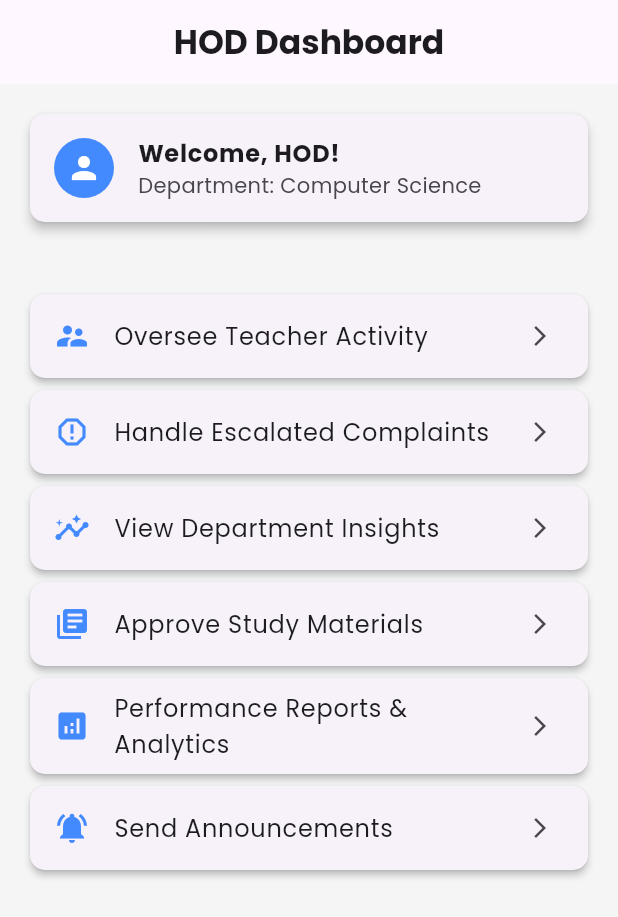
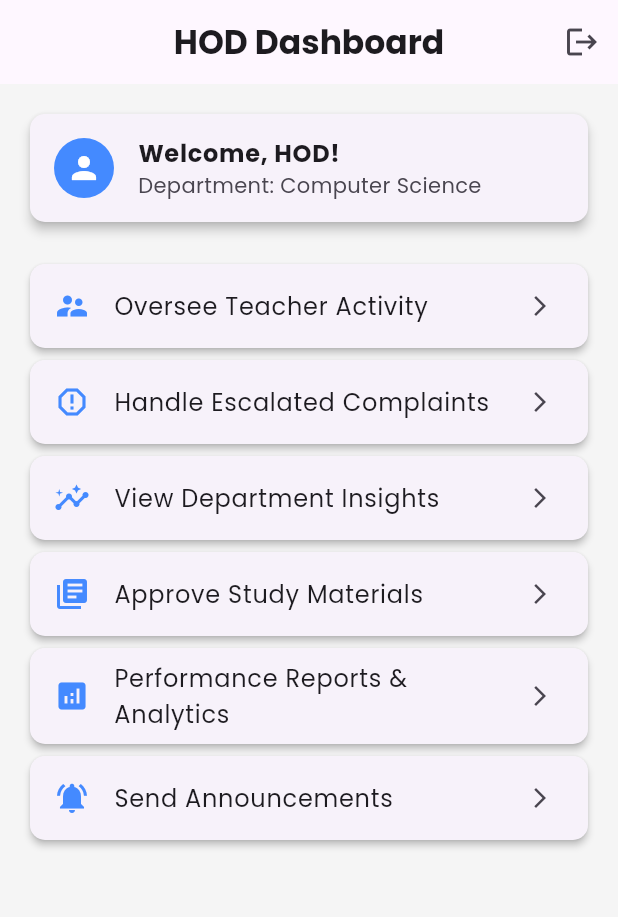
Before and after one commit to harmanbajwa2954/departmentv2, a Flutter app: the HODDashboard screen opened directly, on a phone screen of 412 x 824 dp. Shown: the top 917 px of the screen. Run offline on Flutter 3.47's test engine with Material 3 defaults, Android fonts, the light colour scheme and no system bars; our stand-ins replace cloud_firestore, file_picker, firebase_core, firebase_storage, google_fonts; accounts and stored records are empty.

Commit message:
Updated the HOD dashboard by adding some functionalities

```diff
--- a/lib/dashboards/hod_dashboard.dart
+++ b/lib/dashboards/hod_dashboard.dart
@@ -1,4 +1,14 @@
 import 'package:flutter/material.dart';
+
+// Import your screen files
+import 'package:department/hod/ApproveMaterialsScreen.dart';
+import 'package:department/hod/DepartmentInsightsScreen.dart';
+import 'package:department/hod/HandleEscalatedComplaintsScreen.dart';
+import 'package:department/hod/OverseeTeacherActivityScreen.dart';
+import 'package:department/hod/PerformanceReportsScreen.dart';
+import 'package:department/hod/SendAnnouncementsScreen.dart';
+import 'package:department/auth/auth_service.dart';
+import 'package:department/auth/login_screen.dart';
 
 class HODDashboard extends StatefulWidget {
   final bool advanced;
@@ -9,12 +19,29 @@ class HODDashboard extends StatefulWidget {
 }
 
 class _HODDashboardState extends State<HODDashboard> {
+  final AuthService _authService = AuthService();
+
+  void _signOut() async {
+    await _authService.signout();
+    Navigator.pushReplacement(
+      context,
+      MaterialPageRoute(builder: (_) => const LoginScreen()),
+    );
+  }
+
   @override
   Widget build(BuildContext context) {
     return Scaffold(
       appBar: AppBar(
         title: const Text('HOD Dashboard', style: TextStyle(fontWeight: FontWeight.bold)),
         centerTitle: true,
+        actions: [
+          IconButton(
+            icon: const Icon(Icons.logout),
+            tooltip: 'Logout',
+            onPressed: _signOut,
+          ),
+        ],
       ),
       body: SingleChildScrollView(
         padding: const EdgeInsets.all(16.0),
@@ -26,55 +53,28 @@ class _HODDashboardState extends State<HODDashboard> {
               elevation: 3,
               shape: RoundedRectangleBorder(borderRadius: BorderRadius.circular(10)),
               child: ListTile(
-                leading: CircleAvatar(
+                leading: const CircleAvatar(
                   backgroundColor: Colors.blueAccent,
                   child: Icon(Icons.person, color: Colors.white),
                 ),
-                title: Text('Welcome, HOD!', style: TextStyle(fontWeight: FontWeight.bold)),
-                subtitle: Text('Department: Computer Science'),
+                title: const Text('Welcome, HOD!', style: TextStyle(fontWeight: FontWeight.bold)),
+                subtitle: const Text('Department: Computer Science'),
               ),
             ),
             const SizedBox(height: 20),
 
-            // Notifications Section
-            widget.advanced
-                ? Card(
-              elevation: 3,
-              shape: RoundedRectangleBorder(borderRadius: BorderRadius.circular(10)),
-              child: ListTile(
-                leading: Icon(Icons.notifications, color: Colors.redAccent),
-                title: Text('Recent Notifications'),
-                subtitle: Text('New report generated'),
-                trailing: Icon(Icons.arrow_forward_ios, size: 16),
-                onTap: () => Navigator.push(context, MaterialPageRoute(builder: (context) => NotificationsScreen())),
-              ),
-            )
-                : SizedBox.shrink(),
+            // Dashboard Options
+            _buildDashboardOption(Icons.supervisor_account, 'Oversee Teacher Activity', const OverseeTeachersScreen()),
+            _buildDashboardOption(Icons.report_gmailerrorred, 'Handle Escalated Complaints', const EscalatedComplaintsScreen()),
+            _buildDashboardOption(Icons.insights, 'View Department Insights', const DepartmentInsightsScreen()),
+            _buildDashboardOption(Icons.library_books, 'Approve Study Materials', const ApproveMaterialsScreen()),
+            _buildDashboardOption(Icons.analytics, 'Performance Reports & Analytics', const PerformanceReportsScreen()),
+            _buildDashboardOption(Icons.notifications_active, 'Send Announcements', const SendAnnouncementsScreen()),
 
-            const SizedBox(height: 20),
-
-            // Dashboard Options
-            _buildDashboardOption(Icons.supervisor_account, 'Oversee Teacher Activity', OverseeTeachersScreen()),
-            _buildDashboardOption(Icons.report_gmailerrorred, 'Handle Escalated Complaints', EscalatedComplaintsScreen()),
-            _buildDashboardOption(Icons.insights, 'View Department Insights', DepartmentInsightsScreen()),
-            _buildDashboardOption(Icons.library_books, 'Approve Study Materials', ApproveMaterialsScreen()),
-            _buildDashboardOption(Icons.analytics, 'Performance Reports & Analytics', PerformanceReportsScreen()),
-            _buildDashboardOption(Icons.notifications_active, 'Send Announcements', SendAnnouncementsScreen()),
-
-            // AI Analytics Section
-            widget.advanced
-                ? Card(
-              elevation: 3,
-              shape: RoundedRectangleBorder(borderRadius: BorderRadius.circular(10)),
-              child: ListTile(
-                leading: Icon(Icons.auto_graph, color: Colors.green),
-                title: Text('AI-Powered Analytics'),
-                subtitle: Text('Get intelligent insights on department performance'),
-                trailing: Icon(Icons.arrow_forward_ios, size: 16),
-                onTap: () => Navigator.push(context, MaterialPageRoute(builder: (context) => AIDepartmentAnalyticsScreen())),
-              ),
-            )
-                : SizedBox.shrink(),
+            if (widget.advanced)
+              const SizedBox(height: 10),
+            // Uncomment when available
+            // _buildDashboardOption(Icons.auto_graph, 'AI-Powered Analytics', const AIDepartmentAnalyticsScreen()),
           ],
         ),
       ),
@@ -89,66 +89,9 @@ class _HODDashboardState extends State<HODDashboard> {
       child: ListTile(
         leading: Icon(icon, color: Colors.blueAccent),
         title: Text(title),
-        trailing: Icon(Icons.arrow_forward_ios, size: 16),
+        trailing: const Icon(Icons.arrow_forward_ios, size: 16),
         onTap: () => Navigator.push(context, MaterialPageRoute(builder: (context) => page)),
       ),
     );
   }
 }
-
-// Placeholder Screens (Should be implemented separately)
-class OverseeTeachersScreen extends StatelessWidget {
-  const OverseeTeachersScreen({super.key});
-
-  @override
-  Widget build(BuildContext context) => Scaffold(appBar: AppBar(title: Text('Oversee Teacher Activity')));
-}
-
-class EscalatedComplaintsScreen extends StatelessWidget {
-  const EscalatedComplaintsScreen({super.key});
-
-  @override
-  Widget build(BuildContext context) => Scaffold(appBar: AppBar(title: Text('Handle Escalated Complaints')));
-}
-
-class DepartmentInsightsScreen extends StatelessWidget {
-  const DepartmentInsightsScreen({super.key});
-
-  @override
-  Widget build(BuildContext context) => Scaffold(appBar: AppBar(title: Text('View Department Insights')));
-}
-
-class ApproveMaterialsScreen extends StatelessWidget {
-  const ApproveMaterialsScreen({super.key});
-
-  @override
-  Widget build(BuildContext context) => Scaffold(appBar: AppBar(title: Text('Approve Study Materials')));
-}
-
-class PerformanceReportsScreen extends StatelessWidget {
-  const PerformanceReportsScreen({super.key});
-
-  @override
-  Widget build(BuildContext context) => Scaffold(appBar: AppBar(title: Text('Performance Reports & Analytics')));
-}
-
-class SendAnnouncementsScreen extends StatelessWidget {
-  const SendAnnouncementsScreen({super.key});
-
-  @override
-  Widget build(BuildContext context) => Scaffold(appBar: AppBar(title: Text('Send Announcements')));
-}
-
-class AIDepartmentAnalyticsScreen extends StatelessWidget {
-  const AIDepartmentAnalyticsScreen({super.key});
-
-  @override
-  Widget build(BuildContext context) => Scaffold(appBar: AppBar(title: Text('AI-Powered Department Analytics')));
-}
-
-class NotificationsScreen extends StatelessWidget {
-  const NotificationsScreen({super.key});
-
-  @override
-  Widget build(BuildContext context) => Scaffold(appBar: AppBar(title: Text('Notifications')));
-}
```
Also changed, not shown: lib/attendence/manage_subjects_screen.dart (+4 -3 lines), lib/auth/signup_screen.dart (+9 -13 lines), lib/hod/ApproveMaterialsScreen.dart (added, +45 -0 lines), lib/hod/DepartmentInsightsScreen.dart (added, +42 -0 lines), lib/hod/HandleEscalatedComplaintsScreen.dart (added, +30 -0 lines), lib/hod/OverseeTeacherActivityScreen.dart (added, +30 -0 lines), lib/hod/PerformanceReportsScreen.dart (added, +17 -0 lines), lib/hod/SendAnnouncementsScreen.dart (added, +55 -0 lines).
